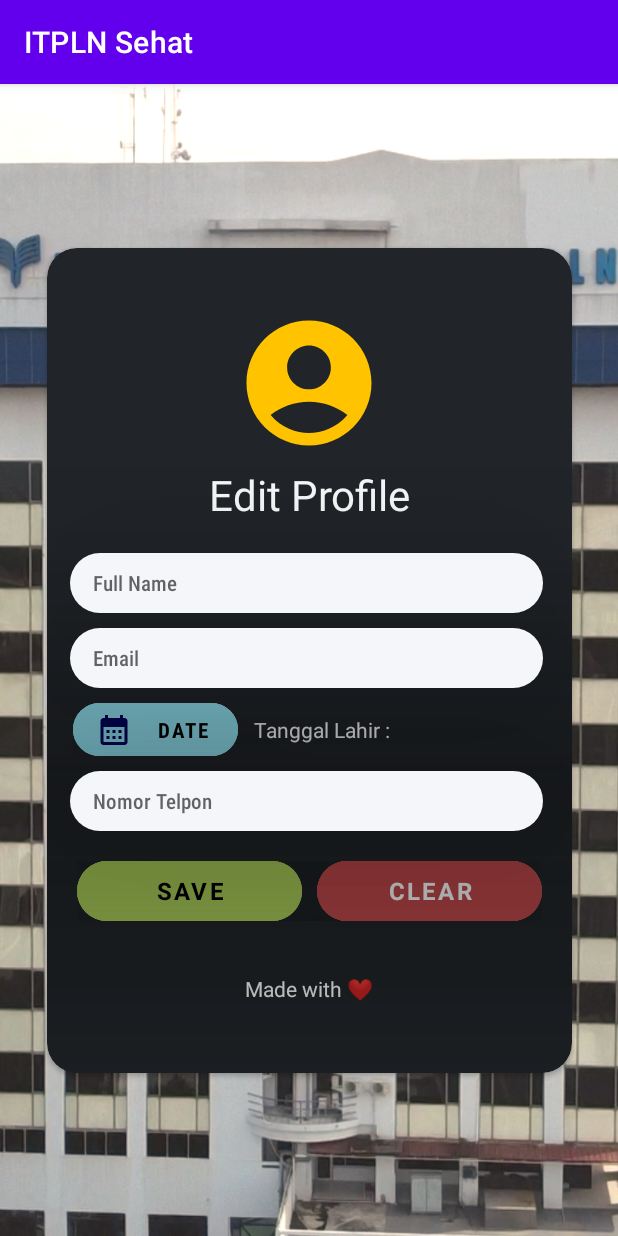
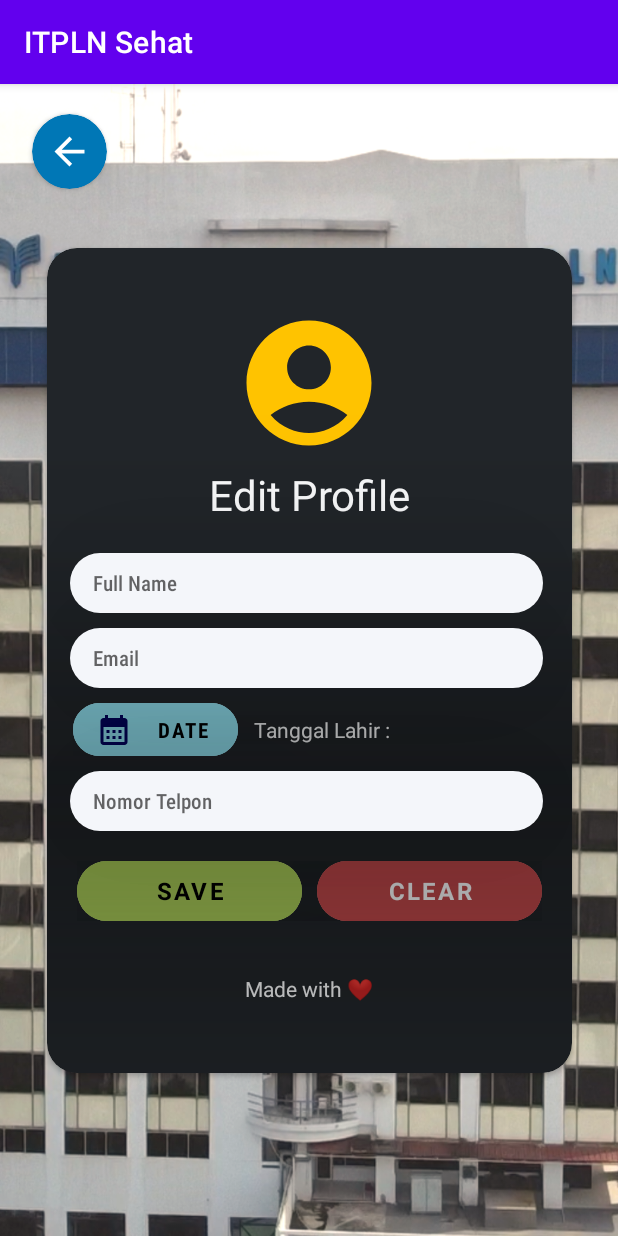
Before and after one commit to salmanrausy/ITPLN_Sehat, an Android app: the EditProfile screen opened directly, with no data from a screen before it, on a phone screen of 412 x 824 dp. Run offline under Robolectric (Android 15) with nearby library versions, the phone set to English and light mode, and no system bars; Roboto replaces fonts that are not available here.

Commit message:
build back button

```diff
--- a/app/build.gradle
+++ b/app/build.gradle
@@ -30,6 +30,9 @@ android {
     kotlinOptions {
         jvmTarget = '1.8'
     }
+    viewBinding{
+        enabled = true
+    }
 }
 
 dependencies {
--- a/app/src/main/java/com/example/itplnsehat/view/Daftar.kt
+++ b/app/src/main/java/com/example/itplnsehat/view/Daftar.kt
@@ -59,7 +59,6 @@ class Daftar : AppCompatActivity() {
             }
         }
 
-
         val datePicker = DatePickerDialog.OnDateSetListener { view, year, month,
                                                               dayofmonth ->
             myCalendar.set(Calendar.YEAR, year)
--- a/app/src/main/java/com/example/itplnsehat/view/EditProfile.kt
+++ b/app/src/main/java/com/example/itplnsehat/view/EditProfile.kt
@@ -1,12 +1,86 @@
 package com.example.itplnsehat.view
 
+import android.app.DatePickerDialog
+import android.content.Intent
 import androidx.appcompat.app.AppCompatActivity
 import android.os.Bundle
+import android.view.View
+import android.widget.*
+import androidx.fragment.app.Fragment
 import com.example.itplnsehat.R
+import com.example.itplnsehat.fragment.Profile_Fragment
+import com.example.itplnsehat.model.DataHelper
+import com.example.itplnsehat.model.User
+import java.text.SimpleDateFormat
+import java.util.*
 
 class EditProfile : AppCompatActivity() {
+
+    private lateinit var tvDatePicker: TextView
+    private lateinit var btnDatePicker: Button
+
     override fun onCreate(savedInstanceState: Bundle?) {
         super.onCreate(savedInstanceState)
         setContentView(R.layout.activity_edit_profile)
+
+        //Find Id Button
+        val Button_Save = findViewById<Button>(R.id.btn_Save) //mencari id Button 'btn_Save' di file activity_edit_profile
+        val Button_Clear = findViewById<Button>(R.id.btn_clear) //mencari id Button 'btn_Save' di file activity_edit_profile
+        btnDatePicker = findViewById<Button>(R.id.btn_DatePicker) //mencari id Button 'cardDatePicker' di file activity_edit_profile
+
+        //Find Id EditText
+        val Full_Name = findViewById<EditText>(R.id.fullName_edit) //mencari id EditText 'fullname' di file activity_edit_profile
+        val nomor_daftar = findViewById<EditText>(R.id.Nomor_edit) //mencari id EditText 'username_daftar' di file activity_edit_profile
+        val Email = findViewById<EditText>(R.id.Email_edit) //mencari id TextView 'Email' di file activity_edit_profile
+
+        //Find id TextView
+        val myCalendar = Calendar.getInstance()
+        tvDatePicker = findViewById(R.id.born_edit) //mencari id Button 'born' di file activity_edit_profile
+
+        Button_Clear.setOnClickListener {
+            Full_Name.setText("")
+            nomor_daftar.setText("")
+            Email.setText("")
+            tvDatePicker.setText("Tanggal Lahir :")
+        }
+
+        val datePicker = DatePickerDialog.OnDateSetListener { view, year, month,
+                                                              dayofmonth ->
+            myCalendar.set(Calendar.YEAR, year)
+            myCalendar.set(Calendar.MONTH, month)
+            myCalendar.set(Calendar.DAY_OF_MONTH, dayofmonth)
+            updateLable(myCalendar)
+        }
+        btnDatePicker.setOnClickListener{
+            DatePickerDialog(this, datePicker,
+                myCalendar.get(Calendar.YEAR),
+                myCalendar.get(Calendar.MONTH),
+                myCalendar.get(Calendar.DAY_OF_MONTH)).show()
+        }
+
+        val btn_Back : ImageView = findViewById(R.id.Back)
+        btn_Back.setOnClickListener{
+            val profileFragment = Profile_Fragment()
+            val fragment : Fragment? = supportFragmentManager.findFragmentByTag(Profile_Fragment::class.java.simpleName)
+
+            if (fragment !is Profile_Fragment){
+                supportFragmentManager.beginTransaction()
+                    .add(R.id.container_fragment, profileFragment, Profile_Fragment::class.java.simpleName)
+                    .commit()
+            }
+            btn_Back.visibility = View.GONE
+        }
     }
+
+    private fun updateLable(myCalendar: Calendar){
+        val myformat = "dd-MM-yyyy"
+        val sdf = SimpleDateFormat(myformat, Locale.UK)
+        tvDatePicker.setText("Tanggal Lahir : " + sdf.format(myCalendar.time))
+    }
+    private fun getDate(myCalendar: Calendar): String{
+        val myformat = "yyyy-MM-dd"
+        val sdf = SimpleDateFormat(myformat, Locale.UK)
+        return sdf.format(myCalendar.time)
+    }
+
 }
--- /dev/null
+++ b/app/src/main/res/drawable/arrow_back.xml
@@ -0,0 +1,5 @@
+<vector android:autoMirrored="true" android:height="24dp"
+    android:tint="#FFFFFFFF" android:viewportHeight="24"
+    android:viewportWidth="24" android:width="24dp" xmlns:android="http://schemas.android.com/apk/res/android">
+    <path android:fillColor="@android:color/white" android:pathData="M20,11H7.83l5.59,-5.59L12,4l-8,8 8,8 1.41,-1.41L7.83,13H20v-2z"/>
+</vector>
--- a/app/src/main/res/layout/activity_edit_profile.xml
+++ b/app/src/main/res/layout/activity_edit_profile.xml
@@ -7,6 +7,28 @@
     android:layout_height="match_parent"
     tools:context=".view.EditProfile"
     android:background="@drawable/pln">
+
+    <androidx.cardview.widget.CardView
+        android:id="@+id/card_Back"
+        android:layout_width="50dp"
+        android:layout_height="50dp"
+        android:backgroundTint="@color/blue"
+        app:layout_constraintEnd_toEndOf="parent"
+        app:layout_constraintStart_toStartOf="parent"
+        app:layout_constraintTop_toTopOf="parent"
+        android:layout_marginRight="320dp"
+        android:layout_marginTop="20dp"
+        app:cardCornerRadius="100dp">
+
+        <ImageView
+            android:id="@+id/Back"
+            android:layout_gravity="center"
+            android:layout_width="30dp"
+            android:layout_height="30dp"
+            android:src="@drawable/arrow_back"
+            android:clickable="true"/>
+
+    </androidx.cardview.widget.CardView>
 
     <androidx.cardview.widget.CardView
         android:id="@+id/cardProfile"
@@ -204,7 +226,7 @@
 
                     <Button
                         android:backgroundTint="@color/green"
-                        android:id="@+id/btn_SignUp"
+                        android:id="@+id/btn_Save"
                         android:layout_width="200dp"
                         android:layout_height="60dp"
                         android:layout_gravity="center"
@@ -260,6 +282,4 @@
 
     </androidx.cardview.widget.CardView>
 
-
-
 </androidx.constraintlayout.widget.ConstraintLayout>
--- a/app/src/main/res/layout/fragment_profile_.xml
+++ b/app/src/main/res/layout/fragment_profile_.xml
@@ -7,6 +7,7 @@
     tools:context=".fragment.Profile_Fragment">
 
     <androidx.constraintlayout.widget.ConstraintLayout
+        android:id="@+id/container_fragment"
         android:layout_width="match_parent"
         android:layout_height="match_parent"
         android:background="@drawable/pln">
@@ -216,7 +217,7 @@
                         android:id="@+id/text_password"
                         android:layout_width="wrap_content"
                         android:layout_height="wrap_content"
-                        android:text="@string/example"
+                        android:text="***********"
                         android:textSize="14sp"
                         android:textColor="@color/grey"
                         android:fontFamily="sans-serif"
--- a/app/src/main/res/menu/button_navi_menu.xml
+++ b/app/src/main/res/menu/button_navi_menu.xml
@@ -15,4 +15,5 @@
         android:title="Jadwal"
         android:id="@+id/navi_jadwal"
         android:icon="@drawable/ic_jadwal"/>
+
 </menu>
```
Also changed, not shown: app/src/main/java/com/example/itplnsehat/fragment/Profile_Fragment.kt (+19 -1 lines), app/src/main/java/com/example/itplnsehat/view/Beranda.kt (+7 -0 lines), app/src/main/java/com/example/itplnsehat/view/Login.kt (+17 -1 lines), app/src/main/res/navigation/navigation.xml (+7 -0 lines).
